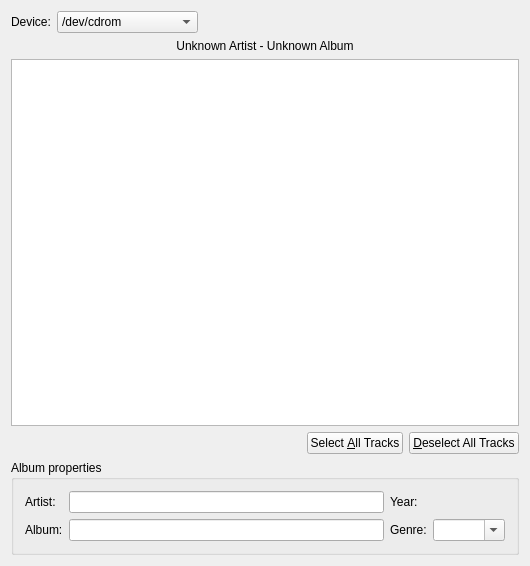
Above: tracks.ui from KDE/kaudiocreator before the change. Below: the same form after it.
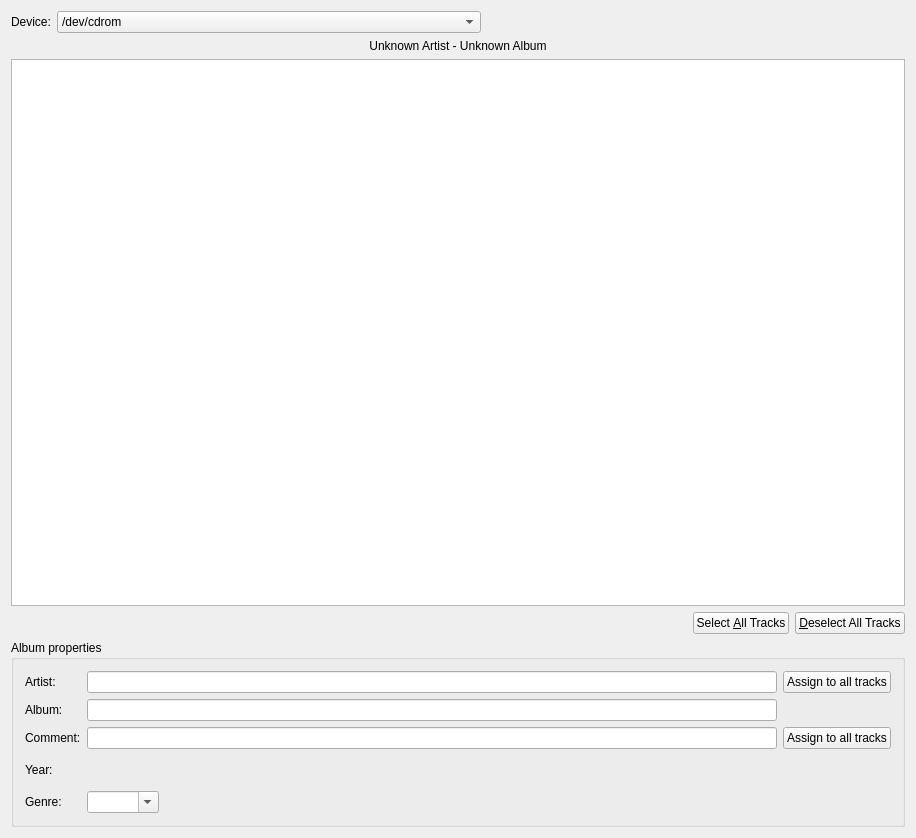
That is the form after the change. Custom widgets are drawn as their Qt base class.

Commit message: add album comment lineedit

Patch:
```diff
--- a/tracks.ui
+++ b/tracks.ui
@@ -6,15 +6,15 @@
    <rect>
     <x>0</x>
     <y>0</y>
-    <width>530</width>
-    <height>566</height>
+    <width>916</width>
+    <height>838</height>
    </rect>
   </property>
   <property name="windowTitle">
    <string>Tracks</string>
   </property>
-  <layout class="QVBoxLayout" name="verticalLayout">
-   <item>
+  <layout class="QGridLayout" name="gridLayout_2">
+   <item row="0" column="0">
     <layout class="QHBoxLayout">
      <item>
       <widget class="QLabel" name="textLabel1">
@@ -68,7 +68,7 @@
      </item>
     </layout>
    </item>
-   <item>
+   <item row="1" column="0">
     <widget class="QLabel" name="albumInfoLabel">
      <property name="frameShape">
       <enum>QFrame::NoFrame</enum>
@@ -87,7 +87,7 @@
      </property>
     </widget>
    </item>
-   <item>
+   <item row="2" column="0">
     <widget class="QTreeView" name="trackView">
      <property name="indentation">
       <number>0</number>
@@ -109,7 +109,7 @@
      </property>
     </widget>
    </item>
-   <item>
+   <item row="3" column="0">
     <layout class="QHBoxLayout">
      <item>
       <spacer>
@@ -143,7 +143,7 @@
      </item>
     </layout>
    </item>
-   <item>
+   <item row="4" column="0">
     <widget class="QGroupBox" name="groupBox">
      <property name="title">
       <string>Album properties</string>
@@ -156,18 +156,15 @@
         </property>
        </widget>
       </item>
-      <item row="0" column="1">
+      <item row="0" column="1" colspan="2">
        <widget class="QLineEdit" name="artistEdit"/>
       </item>
-      <item row="0" column="2">
-       <widget class="QLabel" name="label_3">
-        <property name="text">
-         <string>Year:</string>
-        </property>
-       </widget>
-      </item>
       <item row="0" column="3">
-       <widget class="KIntNumInput" name="yearInput"/>
+       <widget class="QPushButton" name="artistEditButton">
+        <property name="text">
+         <string>Assign to all tracks</string>
+        </property>
+       </widget>
       </item>
       <item row="1" column="0">
        <widget class="QLabel" name="label_2">
@@ -176,17 +173,57 @@
         </property>
        </widget>
       </item>
-      <item row="1" column="1">
+      <item row="1" column="1" colspan="2">
        <widget class="QLineEdit" name="albumEdit"/>
       </item>
-      <item row="1" column="2">
+      <item row="2" column="0">
+       <widget class="QLabel" name="label_5">
+        <property name="text">
+         <string>Comment:</string>
+        </property>
+       </widget>
+      </item>
+      <item row="2" column="1" colspan="2">
+       <widget class="QLineEdit" name="commentEdit"/>
+      </item>
+      <item row="2" column="3">
+       <widget class="QPushButton" name="commentEditButton">
+        <property name="text">
+         <string>Assign to all tracks</string>
+        </property>
+       </widget>
+      </item>
+      <item row="3" column="0">
+       <widget class="QLabel" name="label_3">
+        <property name="text">
+         <string>Year:</string>
+        </property>
+       </widget>
+      </item>
+      <item row="3" column="1">
+       <widget class="KIntNumInput" name="yearInput"/>
+      </item>
+      <item row="3" column="2" rowspan="2">
+       <spacer name="horizontalSpacer">
+        <property name="orientation">
+         <enum>Qt::Horizontal</enum>
+        </property>
+        <property name="sizeHint" stdset="0">
+         <size>
+          <width>575</width>
+          <height>58</height>
+         </size>
+        </property>
+       </spacer>
+      </item>
+      <item row="4" column="0">
        <widget class="QLabel" name="label_4">
         <property name="text">
          <string>Genre:</string>
         </property>
        </widget>
       </item>
-      <item row="1" column="3">
+      <item row="4" column="1">
        <widget class="KComboBox" name="genreBox">
         <property name="editable">
          <bool>true</bool>
```
Left out of the diff: 4 changed lines with no effect on the pictures. The commit also changes 2 other files.
